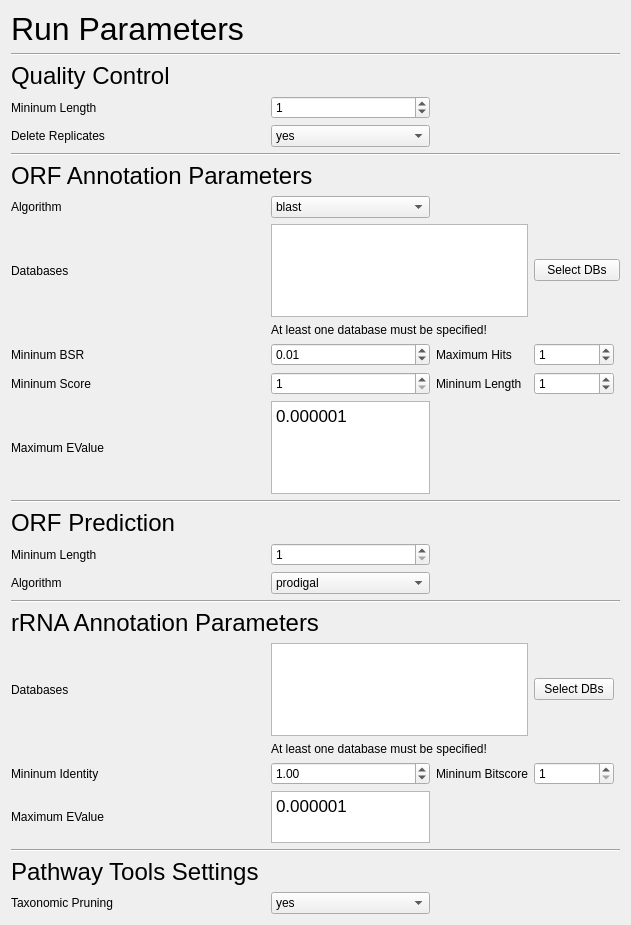
Old version of the form SettingsTab.ui in the repository hallamlab/MetaPathwaysGUI.
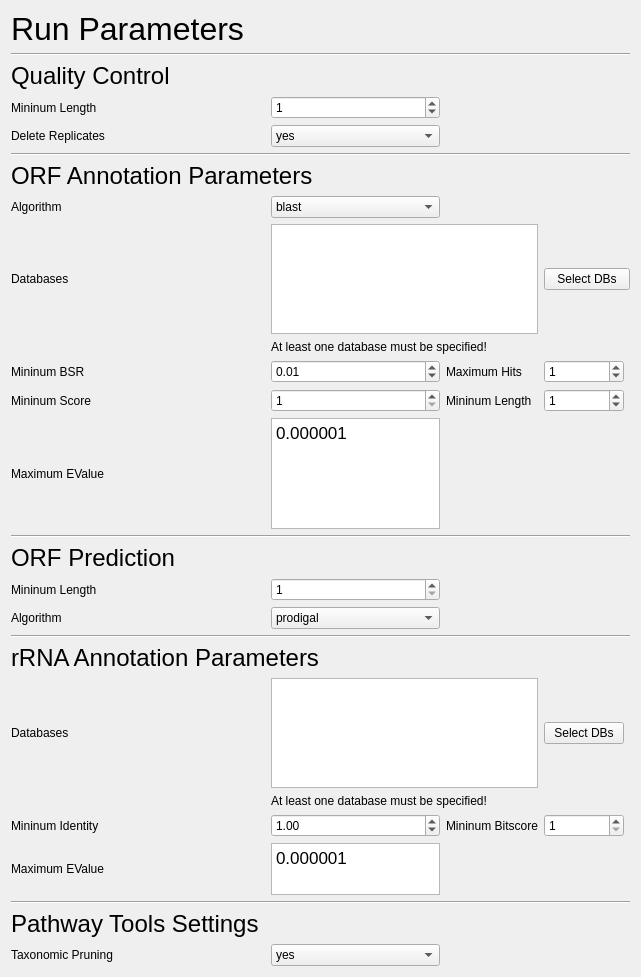
New version of the form.

The edit to the form file:
```diff
--- a/SettingsTab.ui
+++ b/SettingsTab.ui
@@ -6,8 +6,8 @@
    <rect>
     <x>0</x>
     <y>0</y>
-    <width>631</width>
-    <height>925</height>
+    <width>641</width>
+    <height>977</height>
    </rect>
   </property>
   <property name="windowTitle">
```
Left out of the diff: 20 changed lines with no effect on the pictures.
